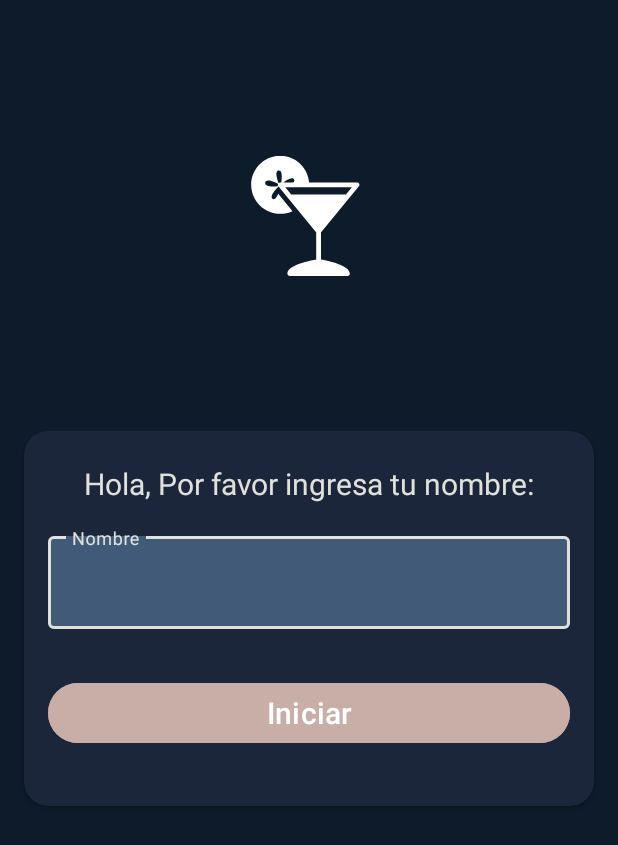
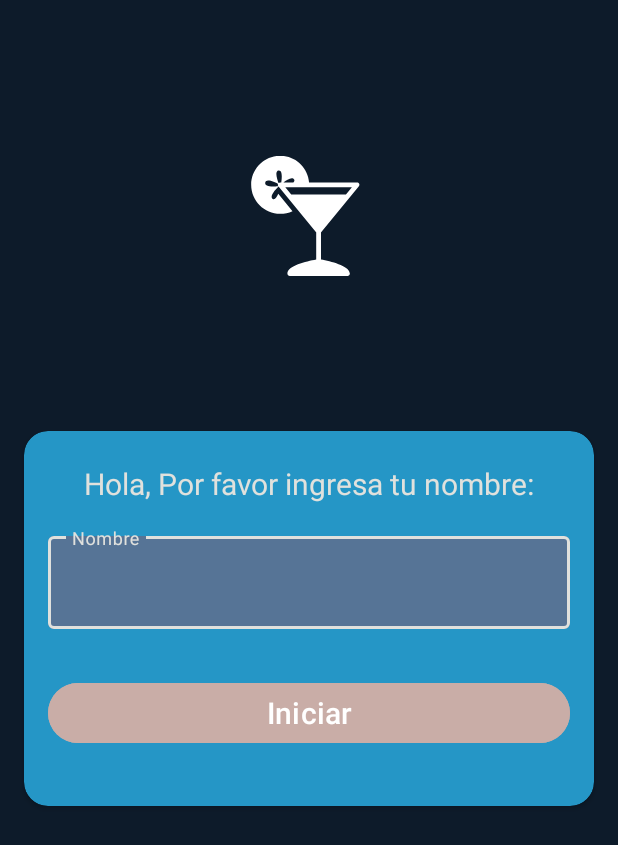
Before and after one commit to LuisLimaJLS/CocktailApp, an Android app: the screen it shows after launch (MainActivity), on a phone screen of 412 x 824 dp. Shown: the top 845 px of the screen. Run offline under Robolectric (Android 15) with nearby library versions, the phone set to English and light mode, and no system bars.

Commit message:
Cambios de colores

```diff
--- a/app/src/main/res/values/colors.xml
+++ b/app/src/main/res/values/colors.xml
@@ -5,8 +5,8 @@
 
     <!--Colors for Cocktail App-->
     <color name="background_color">#0D1B2A</color>
-    <color name="item_color">#1B263B</color>
-    <color name="component_color">#415A77</color>
+    <color name="item_color">#2596c6</color>
+    <color name="component_color">#567496</color>
     <color name="button_color">#C9ADA7</color>
     <color name="text_color">#E0E1DD</color>
 
```
